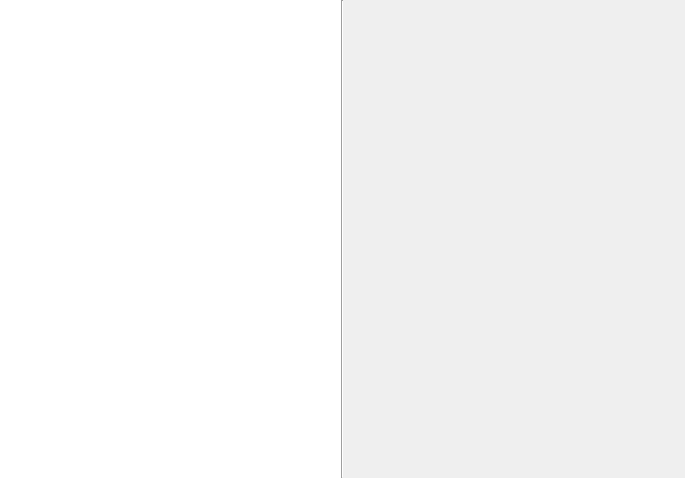
This is application/othersourceswidget.ui in theCheeseboard/theBeat as Qt 5 draws it before an edit. The edited form follows.
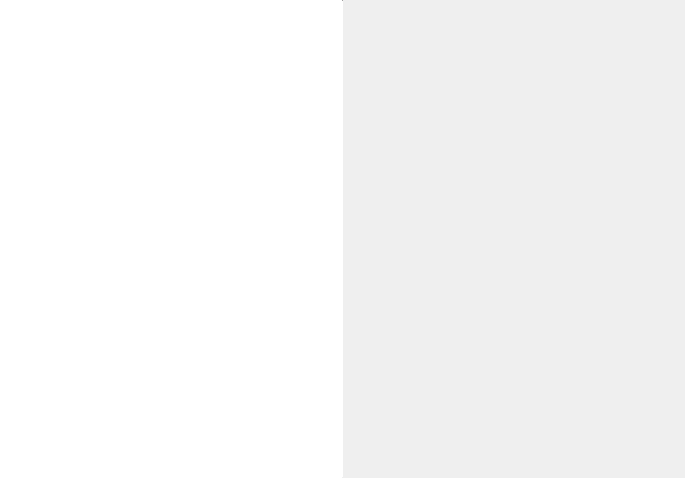
This is the edited form. Custom widgets are drawn as their Qt base class.

```diff
--- a/application/othersourceswidget.ui
+++ b/application/othersourceswidget.ui
@@ -49,14 +49,24 @@
         <number>0</number>
        </property>
        <item>
+        <layout class="QVBoxLayout" name="sourcesLayout">
+         <item>
         <widget class="QListWidget" name="sourcesList">
          <property name="frameShape">
           <enum>QFrame::NoFrame</enum>
          </property>
         </widget>
        </item>
+        </layout>
+       </item>
        <item>
         <widget class="Line" name="line">
+         <property name="maximumSize">
+          <size>
+           <width>1</width>
+           <height>16777215</height>
+          </size>
+         </property>
          <property name="orientation">
           <enum>Qt::Vertical</enum>
          </property>
```
Lines whose indentation alone changed are shown as unchanged.
